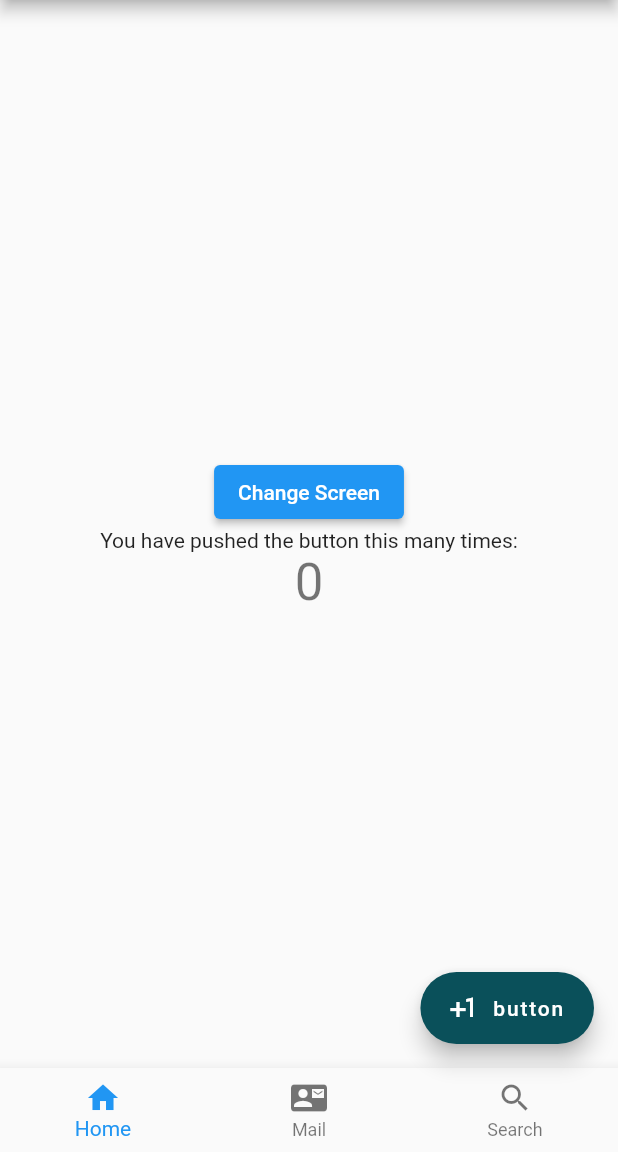
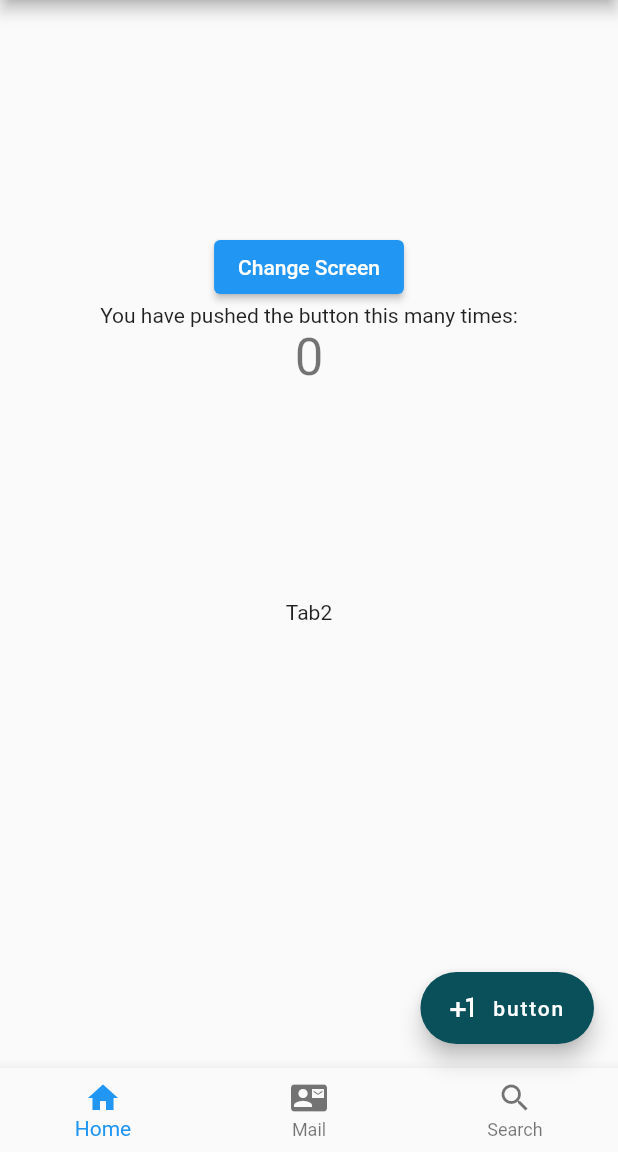
Before and after one commit to shunkou97/testing_flutter, a Flutter app: the screen it shows after launch, on a phone screen of 412 x 824 dp, the part 84-1236 px from its top. Run offline on Flutter 3.47's test engine with Material 2 defaults, Android fonts, the phone set to English and light mode, and no system bars.

Commit message:
images & bottomNav & dropdown fixed

```diff
--- a/lib/main.dart
+++ b/lib/main.dart
@@ -1,6 +1,7 @@
 import 'package:flutter/material.dart';
 import 'package:flutter_application_3/screen2.dart';
 import 'package:flutter_application_3/setting.dart';
+import 'package:flutter_application_3/tab2.dart';
 
 void main() {
   runApp(const MyApp());
@@ -32,6 +33,15 @@ class MyHomePage extends StatefulWidget {
 class _MyHomePageState extends State<MyHomePage> {
   int _counter = 0;
   int _selectedIndex = 0;
+  static const List<Widget> _widgetOptions = <Widget>[
+    tab2(),
+    Text(
+      'Index 1: Business',
+    ),
+    Text(
+      'Index 2: School',
+    ),
+  ];
 
   void _incrementCounter() {
     setState(() {
@@ -68,6 +78,11 @@ class _MyHomePageState extends State<MyHomePage> {
               '$_counter',
               style: Theme.of(context).textTheme.headline4,
             ),
+            Container(
+              width: 400,
+              height: 300,
+              child: _widgetOptions.elementAt(_selectedIndex),
+            )
           ],
         ),
       ),
--- a/lib/setting.dart
+++ b/lib/setting.dart
@@ -21,6 +21,7 @@ class _SettingState extends State<Setting> {
             ListTile(
               title: Text("Language"),
               onTap: () {
+                // cho ra ngoai
                 DropdownButton<String>(
                   value: dropdownValue,
                   onChanged: (String? newValue) {
--- /dev/null
+++ b/lib/tab2.dart
@@ -0,0 +1,18 @@
+import 'package:flutter/material.dart';
+
+class tab2 extends StatefulWidget {
+  const tab2({Key? key}) : super(key: key);
+
+  @override
+  State<tab2> createState() => _tab2State();
+}
+
+class _tab2State extends State<tab2> {
+  @override
+  Widget build(BuildContext context) {
+    return Scaffold(
+        body: Center(
+      child: Text("Tab2"),
+    ));
+  }
+}
```
